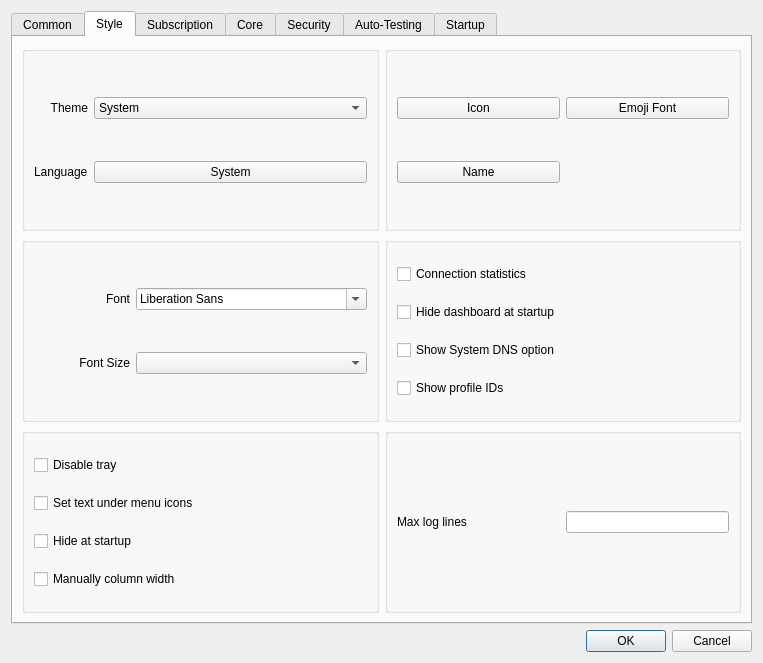
This is src/nekobox/ui/setting/dialog_basic_settings.ui in qr243vbi/nekobox as Qt 5 draws it before an edit. The edited form follows.
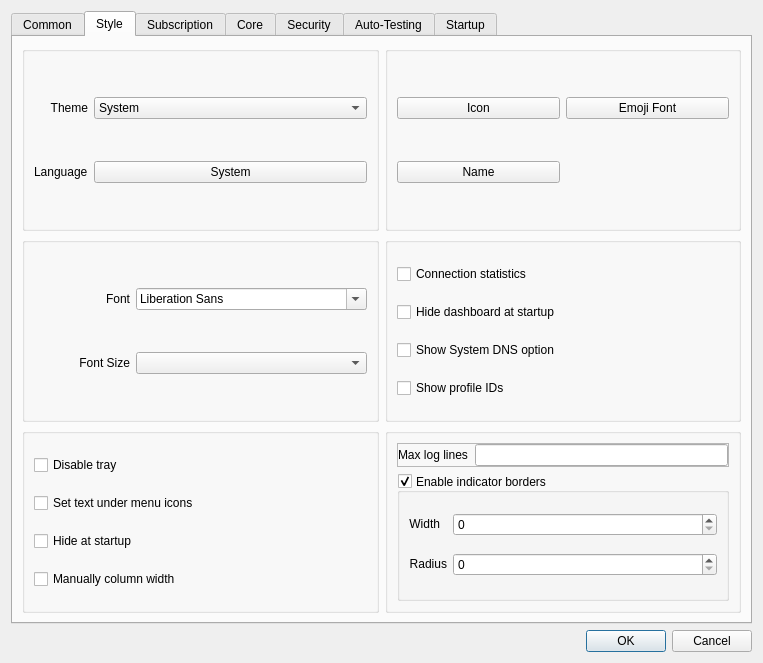
This is the edited form. The open tabs and pages were chosen to show the change. Custom widgets are drawn as their Qt base class.

Commit message: Make indicator borders editable

What changed in the file:
```diff
--- a/src/nekobox/ui/setting/dialog_basic_settings.ui
+++ b/src/nekobox/ui/setting/dialog_basic_settings.ui
@@ -572,24 +572,122 @@
          <item>
           <widget class="QGroupBox" name="groupBox_2">
            <layout class="QGridLayout" name="gridLayout_12">
-            <item row="1" column="0">
-             <widget class="QLabel" name="label_17">
-              <property name="text">
-               <string>Max log lines</string>
+            <item row="2" column="0">
+             <widget class="QGroupBox" name="enable_indicator_borders">
+              <property name="title">
+               <string>Enable indicator borders</string>
               </property>
               <property name="alignment">
                <set>Qt::AlignmentFlag::AlignLeading|Qt::AlignmentFlag::AlignLeft|Qt::AlignmentFlag::AlignVCenter</set>
               </property>
+              <property name="flat">
+               <bool>false</bool>
+              </property>
+              <property name="checkable">
+               <bool>true</bool>
+              </property>
+              <property name="checked">
+               <bool>true</bool>
+              </property>
+              <layout class="QGridLayout" name="gridLayout_15">
+               <item row="0" column="0">
+                <widget class="QLabel" name="label_20">
+                 <property name="sizePolicy">
+                  <sizepolicy hsizetype="Maximum" vsizetype="Maximum">
+                   <horstretch>0</horstretch>
+                   <verstretch>0</verstretch>
+                  </sizepolicy>
+                 </property>
+                 <property name="text">
+                  <string>Width</string>
+                 </property>
+                 <property name="alignment">
+                  <set>Qt::AlignmentFlag::AlignRight|Qt::AlignmentFlag::AlignTrailing|Qt::AlignmentFlag::AlignVCenter</set>
+                 </property>
+                </widget>
+               </item>
+               <item row="1" column="0">
+                <widget class="QLabel" name="label_31">
+                 <property name="sizePolicy">
+                  <sizepolicy hsizetype="Maximum" vsizetype="Maximum">
+                   <horstretch>0</horstretch>
+                   <verstretch>0</verstretch>
+                  </sizepolicy>
+                 </property>
+                 <property name="text">
+                  <string>Radius</string>
+                 </property>
+                 <property name="alignment">
+                  <set>Qt::AlignmentFlag::AlignRight|Qt::AlignmentFlag::AlignTrailing|Qt::AlignmentFlag::AlignVCenter</set>
+                 </property>
+                </widget>
+               </item>
+               <item row="0" column="1">
+                <widget class="QSpinBox" name="indicator_border_width"/>
+               </item>
+               <item row="1" column="1">
+                <widget class="QSpinBox" name="indicator_border_radius"/>
+               </item>
+              </layout>
              </widget>
             </item>
-            <item row="1" column="1">
-             <widget class="QLineEdit" name="max_log_line">
+            <item row="1" column="0">
+             <widget class="QFrame" name="frame_3">
               <property name="sizePolicy">
-               <sizepolicy hsizetype="Ignored" vsizetype="Fixed">
+               <sizepolicy hsizetype="Preferred" vsizetype="Maximum">
                 <horstretch>0</horstretch>
                 <verstretch>0</verstretch>
                </sizepolicy>
               </property>
+              <property name="frameShape">
+               <enum>QFrame::Shape::StyledPanel</enum>
+              </property>
+              <property name="frameShadow">
+               <enum>QFrame::Shadow::Raised</enum>
+              </property>
+              <layout class="QHBoxLayout" name="horizontalLayout_15">
+               <property name="spacing">
+                <number>7</number>
+               </property>
+               <property name="leftMargin">
+                <number>0</number>
+               </property>
+               <property name="topMargin">
+                <number>0</number>
+               </property>
+               <property name="rightMargin">
+                <number>0</number>
+               </property>
+               <property name="bottomMargin">
+                <number>0</number>
+               </property>
+               <item>
+                <widget class="QLabel" name="label_17">
+                 <property name="sizePolicy">
+                  <sizepolicy hsizetype="Maximum" vsizetype="Maximum">
+                   <horstretch>0</horstretch>
+                   <verstretch>0</verstretch>
+                  </sizepolicy>
+                 </property>
+                 <property name="text">
+                  <string>Max log lines</string>
+                 </property>
+                 <property name="alignment">
+                  <set>Qt::AlignmentFlag::AlignLeading|Qt::AlignmentFlag::AlignLeft|Qt::AlignmentFlag::AlignVCenter</set>
+                 </property>
+                </widget>
+               </item>
+               <item>
+                <widget class="QLineEdit" name="max_log_line">
+                 <property name="sizePolicy">
+                  <sizepolicy hsizetype="Ignored" vsizetype="Fixed">
+                   <horstretch>0</horstretch>
+                   <verstretch>0</verstretch>
+                  </sizepolicy>
+                 </property>
+                </widget>
+               </item>
+              </layout>
              </widget>
             </item>
            </layout>
```
The commit also changes 8 other files.
